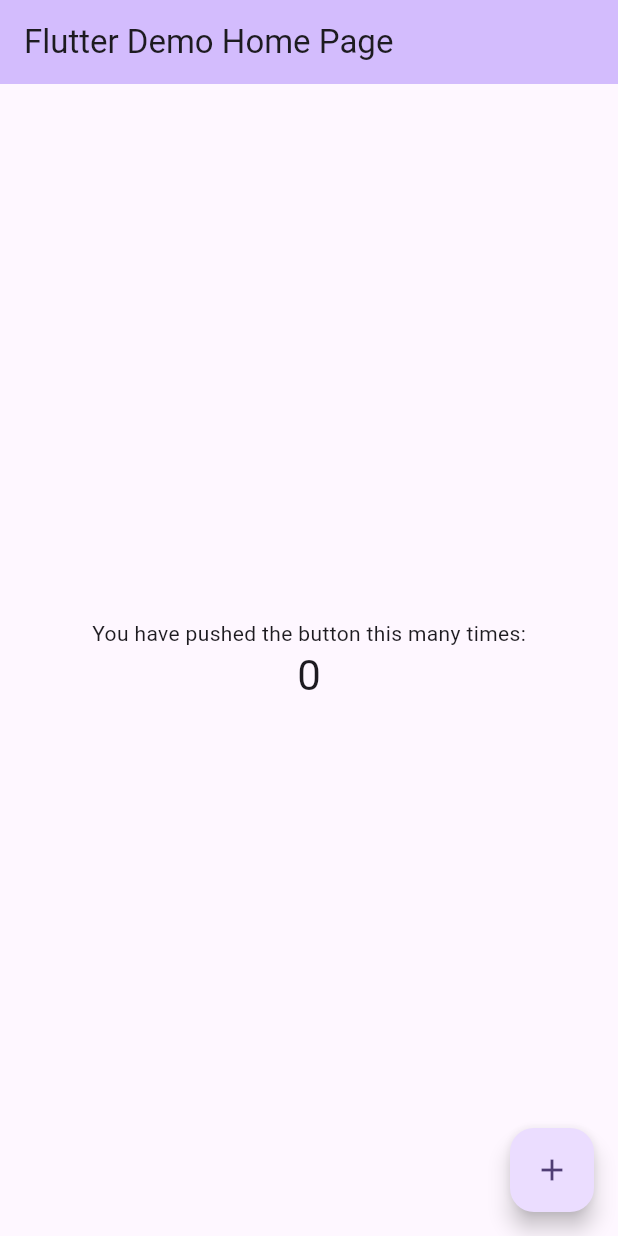
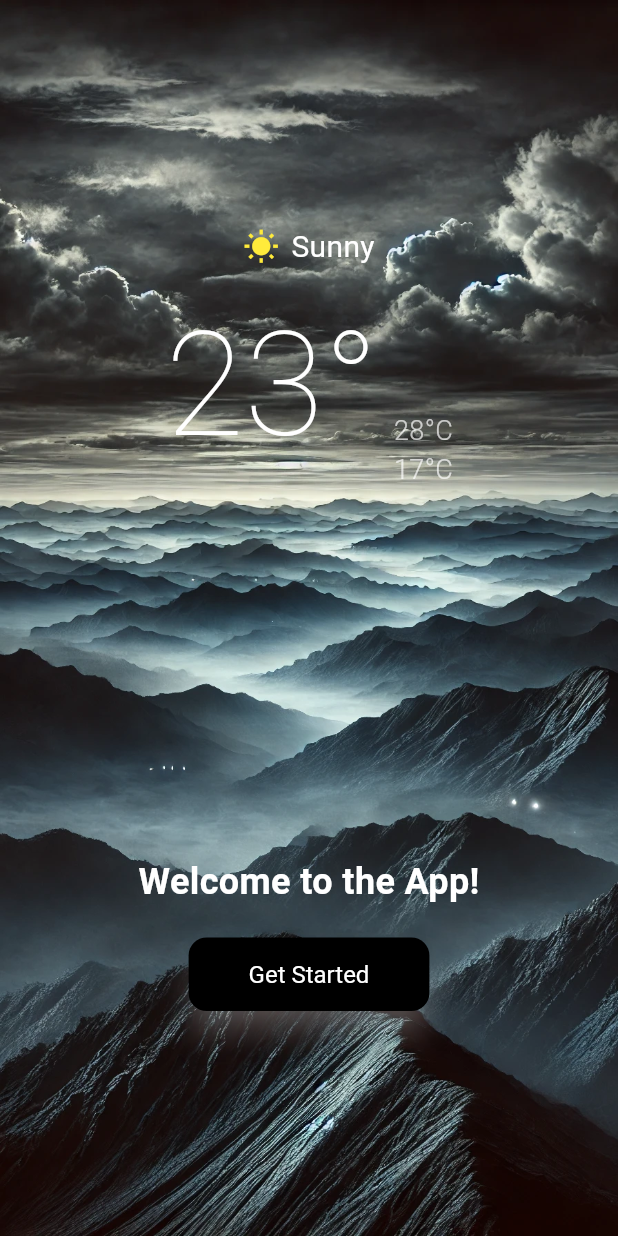
Before and after one commit to LakshanShalintha/Weather-App, a Flutter app: the screen it shows after launch, on a phone screen of 412 x 824 dp. Run offline on Flutter 3.47's test engine with Material 3 defaults, Android fonts, the phone set to English and light mode, and no system bars.

Commit message:
Create Onboardina Page

```diff
--- /dev/null
+++ b/weather_app/lib/Screens/Onboarding.dart
@@ -0,0 +1,153 @@
+import 'package:flutter/material.dart';
+
+class Onboarding extends StatelessWidget {
+  const Onboarding({super.key});
+
+  @override
+  Widget build(BuildContext context) {
+    // Static weather information (e.g., temperature, high and low temperatures)
+    String mainTemperature = '23°';
+    String highTemperature = '28°C';
+    String lowTemperature = '17°C';
+    String weatherCondition = 'sunny'; // Can be 'sunny', 'rainy', 'cloudy'
+
+    // Choose icon and description based on weather condition
+    IconData weatherIcon;
+    String weatherDescription;
+    if (weatherCondition == 'sunny') {
+      weatherIcon = Icons.wb_sunny;
+      weatherDescription = 'Sunny';
+    } else if (weatherCondition == 'rainy') {
+      weatherIcon = Icons.beach_access; // Use umbrella icon for rain
+      weatherDescription = 'Rainy';
+    } else if (weatherCondition == 'cloudy') {
+      weatherIcon = Icons.cloud;
+      weatherDescription = 'Cloudy';
+    } else {
+      weatherIcon = Icons.wb_sunny; // Default to sunny icon
+      weatherDescription = 'Sunny';
+    }
+
+    return Scaffold(
+      body: Stack(
+        children: [
+          // Full-page background image
+          Positioned.fill(
+            child: Image.asset(
+              'assets/Onboarding/Onboarding.webp',
+              fit: BoxFit.cover, // Ensures the image covers the full screen
+            ),
+          ),
+          // Display weather information at the top, centered
+          Positioned(
+            top: 150, // Adjust the top position as needed
+            left: 0,
+            right: 0,
+            child: Column(
+              mainAxisAlignment: MainAxisAlignment.center,
+              children: [
+                // Weather Icon and Description
+                Row(
+                  mainAxisAlignment: MainAxisAlignment.center,
+                  children: [
+                    Icon(
+                      weatherIcon,
+                      color: Colors.yellow,
+                      size: 24, // Small icon size
+                    ),
+                    const SizedBox(width: 8), // Space between icon and description
+                    Text(
+                      weatherDescription,
+                      style: const TextStyle(
+                        fontSize: 20,
+                        color: Colors.white,
+                        fontWeight: FontWeight.w400,
+                      ),
+                    ),
+                  ],
+                ),
+                const SizedBox(height: 10), // Space between icon/description and temperature
+                // Weather Temperature
+                Row(
+                  mainAxisAlignment: MainAxisAlignment.center,
+                  crossAxisAlignment: CrossAxisAlignment.end,
+                  children: [
+                    Text(
+                      mainTemperature,
+                      style: const TextStyle(
+                        fontSize: 96,
+                        color: Colors.white,
+                        fontWeight: FontWeight.w200, // Thinner font weight for main temperature
+                      ),
+                    ),
+                    const SizedBox(width: 10),
+                    Column(
+                      mainAxisAlignment: MainAxisAlignment.end,
+                      children: [
+                        Text(
+                          highTemperature,
+                          style: const TextStyle(
+                            fontSize: 18,
+                            color: Colors.white70,
+                            fontWeight: FontWeight.w300, // Adjusted font weight for high temperature
+                          ),
+                        ),
+                        Text(
+                          lowTemperature,
+                          style: const TextStyle(
+                            fontSize: 18,
+                            color: Colors.white70,
+                            fontWeight: FontWeight.w300, // Adjusted font weight for low temperature
+                          ),
+                        ),
+                      ],
+                    ),
+                  ],
+                ),
+              ],
+            ),
+          ),
+          // Overlay content at the bottom
+          Positioned(
+            bottom: 150, // Distance from the bottom of the screen
+            left: 0,
+            right: 0,
+            child: Column(
+              mainAxisSize: MainAxisSize.min,
+              children: [
+                const Text(
+                  'Welcome to the App!',
+                  style: TextStyle(
+                    fontSize: 24,
+                    fontWeight: FontWeight.bold,
+                    color: Colors.white, // Text color for contrast
+                  ),
+                ),
+                const SizedBox(height: 20),
+                ElevatedButton(
+                  onPressed: () {
+                    // Navigate to the next screen
+                  },
+                  style: ElevatedButton.styleFrom(
+                    backgroundColor: Colors.black, // Dark button color
+                    padding: const EdgeInsets.symmetric(horizontal: 40, vertical: 15),
+                    textStyle: const TextStyle(fontSize: 16),
+                    elevation: 8, // Adds a shadow effect
+                    shadowColor: Colors.white.withOpacity(0.5), // Shadow color
+                    shape: RoundedRectangleBorder(
+                      borderRadius: BorderRadius.circular(12), // Rounded corners
+                    ),
+                  ),
+                  child: const Text(
+                    'Get Started',
+                    style: TextStyle(color: Colors.white),
+                  ),
+                ),
+              ],
+            ),
+          ),
+        ],
+      ),
+    );
+  }
+}
--- a/weather_app/lib/main.dart
+++ b/weather_app/lib/main.dart
@@ -1,4 +1,5 @@
 import 'package:flutter/material.dart';
+import 'package:weather_app/Screens/Onboarding.dart';
 
 void main() {
   runApp(const MyApp());
@@ -7,119 +8,11 @@
 class MyApp extends StatelessWidget {
   const MyApp({super.key});
 
-  // This widget is the root of your application.
   @override
   Widget build(BuildContext context) {
-    return MaterialApp(
-      title: 'Flutter Demo',
-      theme: ThemeData(
-        // This is the theme of your application.
-        //
-        // TRY THIS: Try running your application with "flutter run". You'll see
-        // the application has a purple toolbar. Then, without quitting the app,
-        // try changing the seedColor in the colorScheme below to Colors.green
-        // and then invoke "hot reload" (save your changes or press the "hot
-        // reload" button in a Flutter-supported IDE, or press "r" if you used
-        // the command line to start the app).
-        //
-        // Notice that the counter didn't reset back to zero; the application
-        // state is not lost during the reload. To reset the state, use hot
-        // restart instead.
-        //
-        // This works for code too, not just values: Most code changes can be
-        // tested with just a hot reload.
-        colorScheme: ColorScheme.fromSeed(seedColor: Colors.deepPurple),
-        useMaterial3: true,
-      ),
-      home: const MyHomePage(title: 'Flutter Demo Home Page'),
+    return const MaterialApp(
+      debugShowCheckedModeBanner: false,
+      home: Onboarding(),
     );
   }
 }
-
-class MyHomePage extends StatefulWidget {
-  const MyHomePage({super.key, required this.title});
-
-  // This widget is the home page of your application. It is stateful, meaning
-  // that it has a State object (defined below) that contains fields that affect
-  // how it looks.
-
-  // This class is the configuration for the state. It holds the values (in this
-  // case the title) provided by the parent (in this case the App widget) and
-  // used by the build method of the State. Fields in a Widget subclass are
-  // always marked "final".
-
-  final String title;
-
-  @override
-  State<MyHomePage> createState() => _MyHomePageState();
-}
-
-class _MyHomePageState extends State<MyHomePage> {
-  int _counter = 0;
-
-  void _incrementCounter() {
-    setState(() {
-      // This call to setState tells the Flutter framework that something has
-      // changed in this State, which causes it to rerun the build method below
-      // so that the display can reflect the updated values. If we changed
-      // _counter without calling setState(), then the build method would not be
-      // called again, and so nothing would appear to happen.
-      _counter++;
-    });
-  }
-
-  @override
-  Widget build(BuildContext context) {
-    // This method is rerun every time setState is called, for instance as done
-    // by the _incrementCounter method above.
-    //
-    // The Flutter framework has been optimized to make rerunning build methods
-    // fast, so that you can just rebuild anything that needs updating rather
-    // than having to individually change instances of widgets.
-    return Scaffold(
-      appBar: AppBar(
-        // TRY THIS: Try changing the color here to a specific color (to
-        // Colors.amber, perhaps?) and trigger a hot reload to see the AppBar
-        // change color while the other colors stay the same.
-        backgroundColor: Theme.of(context).colorScheme.inversePrimary,
-        // Here we take the value from the MyHomePage object that was created by
-        // the App.build method, and use it to set our appbar title.
-        title: Text(widget.title),
-      ),
-      body: Center(
-        // Center is a layout widget. It takes a single child and positions it
-        // in the middle of the parent.
-        child: Column(
-          // Column is also a layout widget. It takes a list of children and
-          // arranges them vertically. By default, it sizes itself to fit its
-          // children horizontally, and tries to be as tall as its parent.
-          //
-          // Column has various properties to control how it sizes itself and
-          // how it positions its children. Here we use mainAxisAlignment to
-          // center the children vertically; the main axis here is the vertical
-          // axis because Columns are vertical (the cross axis would be
-          // horizontal).
-          //
-          // TRY THIS: Invoke "debug painting" (choose the "Toggle Debug Paint"
-          // action in the IDE, or press "p" in the console), to see the
-          // wireframe for each widget.
-          mainAxisAlignment: MainAxisAlignment.center,
-          children: <Widget>[
-            const Text(
-              'You have pushed the button this many times:',
-            ),
-            Text(
-              '$_counter',
-              style: Theme.of(context).textTheme.headlineMedium,
-            ),
-          ],
-        ),
-      ),
-      floatingActionButton: FloatingActionButton(
-        onPressed: _incrementCounter,
-        tooltip: 'Increment',
-        child: const Icon(Icons.add),
-      ), // This trailing comma makes auto-formatting nicer for build methods.
-    );
-  }
-}
```
Also changed, not shown: weather_app/pubspec.yaml (+4 -3 lines), weather_app/assets/Onboarding/Onboarding.webp (added), weather_app/pubspec.lock.
